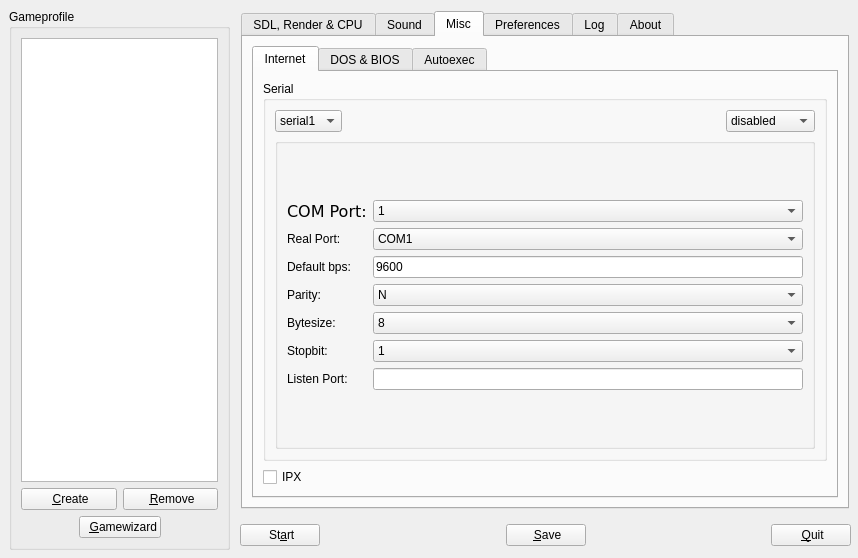
First picture: the form in ui/dboxfe.ui, repository LasDesu/DBoxFE, before the edit.
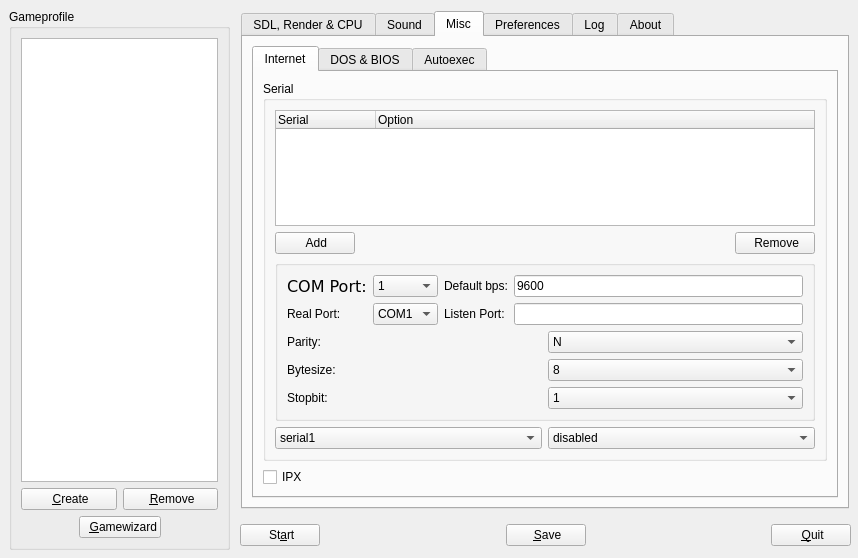
Second picture: the form after the edit. The open tabs and pages were chosen to show the change. Icons and pictures are not drawn.

Patch:
```diff
--- a/ui/dboxfe.ui
+++ b/ui/dboxfe.ui
@@ -2525,14 +2525,6 @@
           <number>6</number>
          </property>
          <item row="0" column="0" >
-          <layout class="QVBoxLayout" >
-           <property name="margin" >
-            <number>0</number>
-           </property>
-           <property name="spacing" >
-            <number>6</number>
-           </property>
-           <item>
             <widget class="QGroupBox" name="gBoxDirectSerial" >
              <property name="title" >
               <string>Serial</string>
@@ -2544,15 +2536,7 @@
               <property name="spacing" >
                <number>6</number>
               </property>
-              <item row="0" column="0" >
-               <layout class="QVBoxLayout" >
-                <property name="margin" >
-                 <number>0</number>
-                </property>
-                <property name="spacing" >
-                 <number>6</number>
-                </property>
-                <item>
+            <item row="1" column="0" colspan="2" >
                  <layout class="QHBoxLayout" >
                   <property name="margin" >
                    <number>0</number>
@@ -2561,6 +2545,41 @@
                    <number>6</number>
                   </property>
                   <item>
+               <widget class="QPushButton" name="btnSerialAdd" >
+                <property name="text" >
+                 <string> Add</string>
+                </property>
+                <property name="icon" >
+                 <iconset resource="../res/dboxfe.qrc" >:/pics/images/add_16.png</iconset>
+                </property>
+               </widget>
+              </item>
+              <item>
+               <spacer>
+                <property name="orientation" >
+                 <enum>Qt::Horizontal</enum>
+                </property>
+                <property name="sizeHint" >
+                 <size>
+                  <width>116</width>
+                  <height>20</height>
+                 </size>
+                </property>
+               </spacer>
+              </item>
+              <item>
+               <widget class="QPushButton" name="btnSerialRemove" >
+                <property name="text" >
+                 <string> Remove</string>
+                </property>
+                <property name="icon" >
+                 <iconset resource="../res/dboxfe.qrc" >:/pics/images/delete_16.png</iconset>
+                </property>
+               </widget>
+              </item>
+             </layout>
+            </item>
+            <item row="3" column="0" >
                    <widget class="QComboBox" name="cbxDSSerial" >
                     <item>
                      <property name="text" >
@@ -2584,20 +2603,7 @@
                     </item>
                    </widget>
                   </item>
-                  <item>
-                   <spacer>
-                    <property name="orientation" >
-                     <enum>Qt::Horizontal</enum>
-                    </property>
-                    <property name="sizeHint" >
-                     <size>
-                      <width>40</width>
-                      <height>20</height>
-                     </size>
-                    </property>
-                   </spacer>
-                  </item>
-                  <item>
+            <item row="3" column="1" >
                    <widget class="QComboBox" name="cbxDSOption" >
                     <item>
                      <property name="text" >
@@ -2621,10 +2627,22 @@
                     </item>
                    </widget>
                   </item>
-                 </layout>
-                </item>
-                <item>
-                 <widget class="QGroupBox" name="groupBox_5" >
+            <item row="0" column="0" colspan="2" >
+             <widget class="QTreeWidget" name="twSerial" >
+              <column>
+               <property name="text" >
+                <string>Serial</string>
+               </property>
+              </column>
+              <column>
+               <property name="text" >
+                <string>Option</string>
+               </property>
+              </column>
+             </widget>
+            </item>
+            <item row="2" column="0" colspan="2" >
+             <widget class="QGroupBox" name="gBoxSerialOption" >
                   <property name="title" >
                    <string/>
                   </property>
@@ -2635,15 +2653,15 @@
                    <property name="spacing" >
                     <number>6</number>
                    </property>
+               <item row="0" column="1" >
+                <layout class="QGridLayout" >
+                 <property name="margin" >
+                  <number>0</number>
+                 </property>
+                 <property name="spacing" >
+                  <number>6</number>
+                 </property>
                    <item row="0" column="0" >
-                    <layout class="QHBoxLayout" >
-                     <property name="margin" >
-                      <number>0</number>
-                     </property>
-                     <property name="spacing" >
-                      <number>6</number>
-                     </property>
-                     <item>
                       <layout class="QVBoxLayout" >
                        <property name="margin" >
                         <number>0</number>
@@ -2651,31 +2669,6 @@
                        <property name="spacing" >
                         <number>6</number>
                        </property>
-                       <item>
-                        <widget class="QLabel" name="label_28" >
-                         <property name="font" >
-                          <font>
-                           <family>Bitstream Vera Sans</family>
-                           <pointsize>12</pointsize>
-                           <weight>50</weight>
-                           <italic>false</italic>
-                           <bold>false</bold>
-                           <underline>false</underline>
-                           <strikeout>false</strikeout>
-                          </font>
-                         </property>
-                         <property name="text" >
-                          <string>COM Port:</string>
-                         </property>
-                        </widget>
-                       </item>
-                       <item>
-                        <widget class="QLabel" name="label_29" >
-                         <property name="text" >
-                          <string>Real Port:</string>
-                         </property>
-                        </widget>
-                       </item>
                        <item>
                         <widget class="QLabel" name="label_30" >
                          <property name="text" >
@@ -2684,6 +2677,113 @@
                         </widget>
                        </item>
                        <item>
+                    <widget class="QLabel" name="label_27" >
+                     <property name="text" >
+                      <string>Listen Port:</string>
+                     </property>
+                    </widget>
+                   </item>
+                  </layout>
+                 </item>
+                 <item row="0" column="1" >
+                  <layout class="QVBoxLayout" >
+                   <property name="margin" >
+                    <number>0</number>
+                   </property>
+                   <property name="spacing" >
+                    <number>6</number>
+                   </property>
+                   <item>
+                    <widget class="QLineEdit" name="LEDSBps" >
+                     <property name="text" >
+                      <string>9600</string>
+                     </property>
+                    </widget>
+                   </item>
+                   <item>
+                    <widget class="QLineEdit" name="LEDSListenPort" />
+                   </item>
+                  </layout>
+                 </item>
+                </layout>
+               </item>
+               <item row="1" column="0" colspan="2" >
+                <layout class="QGridLayout" >
+                 <property name="margin" >
+                  <number>0</number>
+                 </property>
+                 <property name="spacing" >
+                  <number>6</number>
+                 </property>
+                 <item row="0" column="1" >
+                  <layout class="QVBoxLayout" >
+                   <property name="margin" >
+                    <number>0</number>
+                   </property>
+                   <property name="spacing" >
+                    <number>6</number>
+                   </property>
+                   <item>
+                    <widget class="QComboBox" name="cbxDSParity" >
+                     <item>
+                      <property name="text" >
+                       <string>N</string>
+                      </property>
+                     </item>
+                     <item>
+                      <property name="text" >
+                       <string>E</string>
+                      </property>
+                     </item>
+                     <item>
+                      <property name="text" >
+                       <string>O</string>
+                      </property>
+                     </item>
+                    </widget>
+                   </item>
+                   <item>
+                    <widget class="QComboBox" name="cbxDSByteSize" >
+                     <property name="currentIndex" >
+                      <number>1</number>
+                     </property>
+                     <item>
+                      <property name="text" >
+                       <string>5</string>
+                      </property>
+                     </item>
+                     <item>
+                      <property name="text" >
+                       <string>8</string>
+                      </property>
+                     </item>
+                    </widget>
+                   </item>
+                   <item>
+                    <widget class="QComboBox" name="cbxDSStopBit" >
+                     <item>
+                      <property name="text" >
+                       <string>1</string>
+                      </property>
+                     </item>
+                     <item>
+                      <property name="text" >
+                       <string>2</string>
+                      </property>
+                     </item>
+                    </widget>
+                   </item>
+                  </layout>
+                 </item>
+                 <item row="0" column="0" >
+                  <layout class="QVBoxLayout" >
+                   <property name="margin" >
+                    <number>0</number>
+                   </property>
+                   <property name="spacing" >
+                    <number>6</number>
+                   </property>
+                   <item>
                         <widget class="QLabel" name="label_31" >
                          <property name="text" >
                           <string>Parity:</string>
@@ -2704,16 +2804,19 @@
                          </property>
                         </widget>
                        </item>
-                       <item>
-                        <widget class="QLabel" name="label_27" >
-                         <property name="text" >
-                          <string>Listen Port:</string>
-                         </property>
-                        </widget>
+                  </layout>
                        </item>
                       </layout>
                      </item>
-                     <item>
+               <item row="0" column="0" >
+                <layout class="QGridLayout" >
+                 <property name="margin" >
+                  <number>0</number>
+                 </property>
+                 <property name="spacing" >
+                  <number>6</number>
+                 </property>
+                 <item row="0" column="1" >
                       <layout class="QVBoxLayout" >
                        <property name="margin" >
                         <number>0</number>
@@ -2759,66 +2862,41 @@
                          </item>
                         </widget>
                        </item>
-                       <item>
-                        <widget class="QLineEdit" name="LEDSBps" >
-                         <property name="text" >
-                          <string>9600</string>
-                         </property>
-                        </widget>
-                       </item>
-                       <item>
-                        <widget class="QComboBox" name="cbxDSParity" >
-                         <item>
-                          <property name="text" >
-                           <string>N</string>
-                          </property>
-                         </item>
-                         <item>
-                          <property name="text" >
-                           <string>E</string>
-                          </property>
-                         </item>
+                  </layout>
+                 </item>
+                 <item row="0" column="0" >
+                  <layout class="QVBoxLayout" >
+                   <property name="margin" >
+                    <number>0</number>
+                   </property>
+                   <property name="spacing" >
+                    <number>6</number>
+                   </property>
                          <item>
-                          <property name="text" >
-                           <string>O</string>
-                          </property>
-                         </item>
-                        </widget>
-                       </item>
-                       <item>
-                        <widget class="QComboBox" name="cbxDSByteSize" >
-                         <property name="currentIndex" >
-                          <number>1</number>
-                         </property>
-                         <item>
+                    <widget class="QLabel" name="label_28" >
+                     <property name="font" >
+                      <font>
+                       <family>Bitstream Vera Sans</family>
+                       <pointsize>12</pointsize>
+                       <weight>50</weight>
+                       <italic>false</italic>
+                       <bold>false</bold>
+                       <underline>false</underline>
+                       <strikeout>false</strikeout>
+                      </font>
+                     </property>
                           <property name="text" >
-                           <string>5</string>
-                          </property>
-                         </item>
-                         <item>
-                          <property name="text" >
-                           <string>8</string>
-                          </property>
-                         </item>
+                      <string>COM Port:</string>
+                     </property>
                         </widget>
                        </item>
                        <item>
-                        <widget class="QComboBox" name="cbxDSStopBit" >
-                         <item>
+                    <widget class="QLabel" name="label_29" >
                           <property name="text" >
-                           <string>1</string>
-                          </property>
-                         </item>
-                         <item>
-                          <property name="text" >
-                           <string>2</string>
-                          </property>
-                         </item>
-                        </widget>
-                       </item>
-                       <item>
-                        <widget class="QLineEdit" name="LEDSListenPort" />
-                       </item>
+                      <string>Real Port:</string>
+                     </property>
+                    </widget>
+                   </item>
                       </layout>
                      </item>
                     </layout>
@@ -2827,11 +2905,9 @@
                  </widget>
                 </item>
                </layout>
-              </item>
-             </layout>
-            </widget>
-           </item>
-           <item>
+          </widget>
+         </item>
+         <item row="1" column="0" >
             <widget class="QCheckBox" name="chkBoxIPX" >
              <property name="text" >
               <string>IPX</string>
@@ -2839,8 +2915,6 @@
             </widget>
            </item>
           </layout>
-         </item>
-        </layout>
        </widget>
        <widget class="QWidget" name="tbDosBios" >
         <attribute name="title" >
```
Left out of the diff: 132 changed lines with no effect on the pictures. Lines whose indentation alone changed are shown as unchanged.
